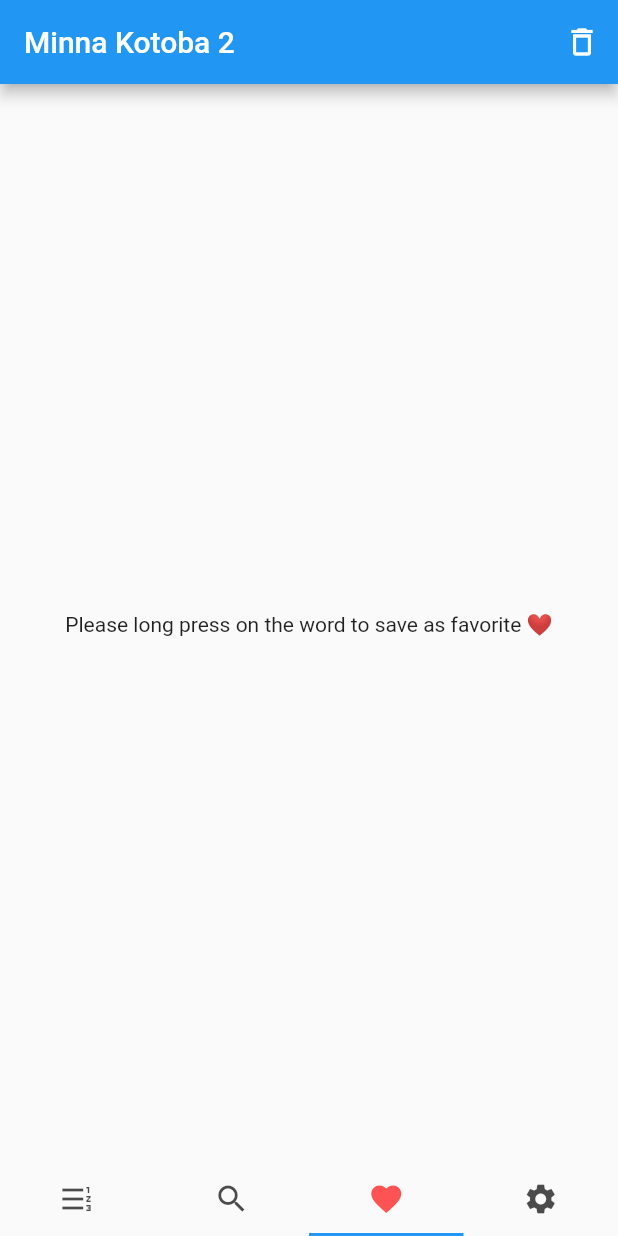
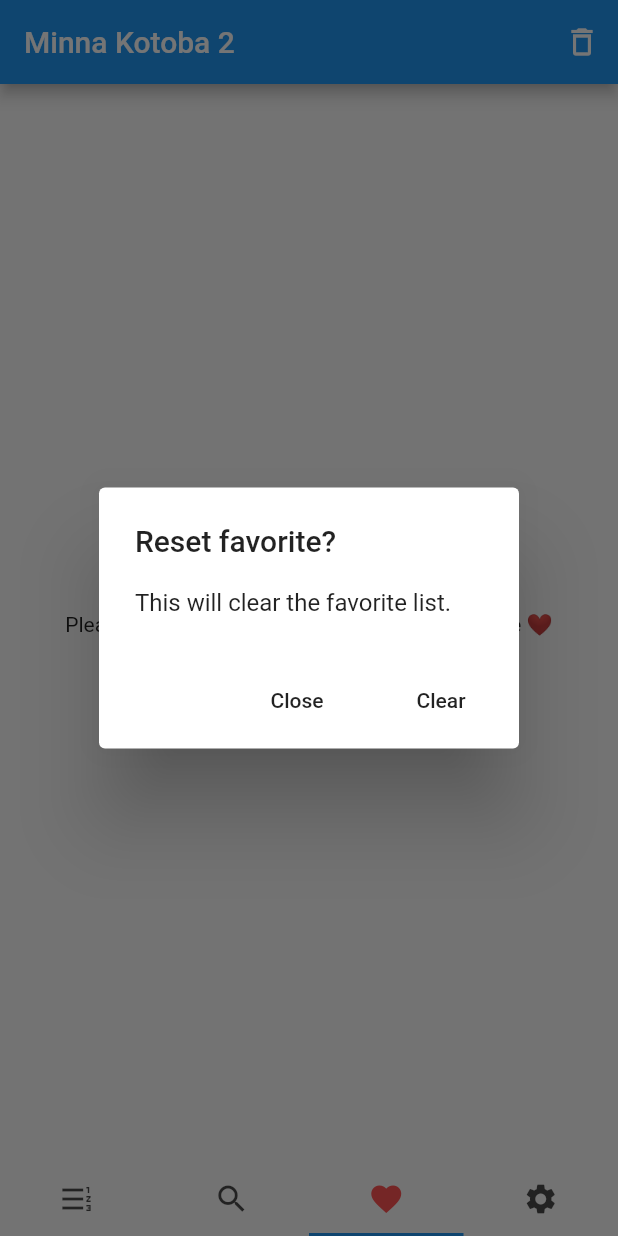
Before and after one commit to thuraucsy/minna-kotoba-2, a Flutter app: the screen it shows after launch, item 3 of the bottom bar chosen, after a tap on the "delete outline" icon, on a phone screen of 412 x 824 dp. Run offline on Flutter 3.47's test engine with Material 2 defaults, Android fonts, the phone set to English and light mode, and no system bars; our stand-ins replace flutter_tts; missing offline and left inert: preferences.

Commit message:
Favorite clear the list function added.

```diff
--- a/lib/main.dart
+++ b/lib/main.dart
@@ -5,9 +5,16 @@ import 'package:flutter_tts/flutter_tts.dart';
 import 'package:preferences/preferences.dart'; // setting page
 import 'package:minna_kotoba_2/Chapter.dart';
 
+enum ConfirmAction { CANCCEL, ACCEPT }
+
 void main() async {
   await PrefService.init(prefix: 'pref_');
-  runApp(MyApp());
+  runApp(
+    MaterialApp(
+      title: "Minna Kotoba 2",
+      home: MyApp(),
+    )
+  );
 }
 
 class MyApp extends StatefulWidget {
@@ -56,7 +63,7 @@ class _MyAppState extends State<MyApp> {
 
       searchList.forEach((item) {
         if (item is Vocal &&
-            (item.romaji.contains(value) ||
+            (item.romaji.startsWith(value) ||
                 item.hiragana.contains(value) ||
                 item.kanji.contains(value) ||
                 item.english.contains(value) ||
@@ -333,20 +340,27 @@ class _MyAppState extends State<MyApp> {
       if (res) _flutterTts.setLanguage("ja-JP");
     });
 
-    void _clearFav() {
-      showDialog(
+    Future<ConfirmAction> _clearFav() {
+      // flutter defined function
+      return showDialog(
         context: context,
         builder: (BuildContext context) {
           // return object of type Dialog
           return AlertDialog(
-            title: new Text("Alert Dialog title"),
-            content: new Text("Alert Dialog body"),
+            title: new Text("Reset favorite?"),
+            content: new Text("This will clear the favorite list."),
             actions: <Widget>[
               // usually buttons at the bottom of the dialog
-              new FlatButton(
+              FlatButton(
                 child: new Text("Close"),
                 onPressed: () {
-                  Navigator.of(context).pop();
+                  Navigator.of(context).pop(ConfirmAction.CANCCEL);
+                },
+              ),
+              FlatButton(
+                child: new Text("Clear"),
+                onPressed: () {
+                  Navigator.of(context).pop(ConfirmAction.ACCEPT);
                 },
               ),
             ],
@@ -366,14 +380,17 @@ class _MyAppState extends State<MyApp> {
                   actions: <Widget>[
                     IconButton(
                         icon: Icon(Icons.delete_outline, color: Colors.white),
-                        onPressed: () {
-                          showDialog(
-                              context: context,
-                              builder: (BuildContext context) {
-                                return Dialog(
-                                  child: Text('Dialog.'),
-                                );
-                              });
+                        onPressed: () async {
+                          ConfirmAction action = await _clearFav();
+                          print('ConfirmAction $action');
+
+                          if (action == ConfirmAction.ACCEPT) {
+                            print('Clearing the favorite list');
+                            setState(() {
+                              _favoriteList.clear();
+                            });
+                            PrefService.setStringList("list_favorite", []);
+                          }
                         }
                     )
                   ],
```
Also changed, not shown: assets/data.json.
